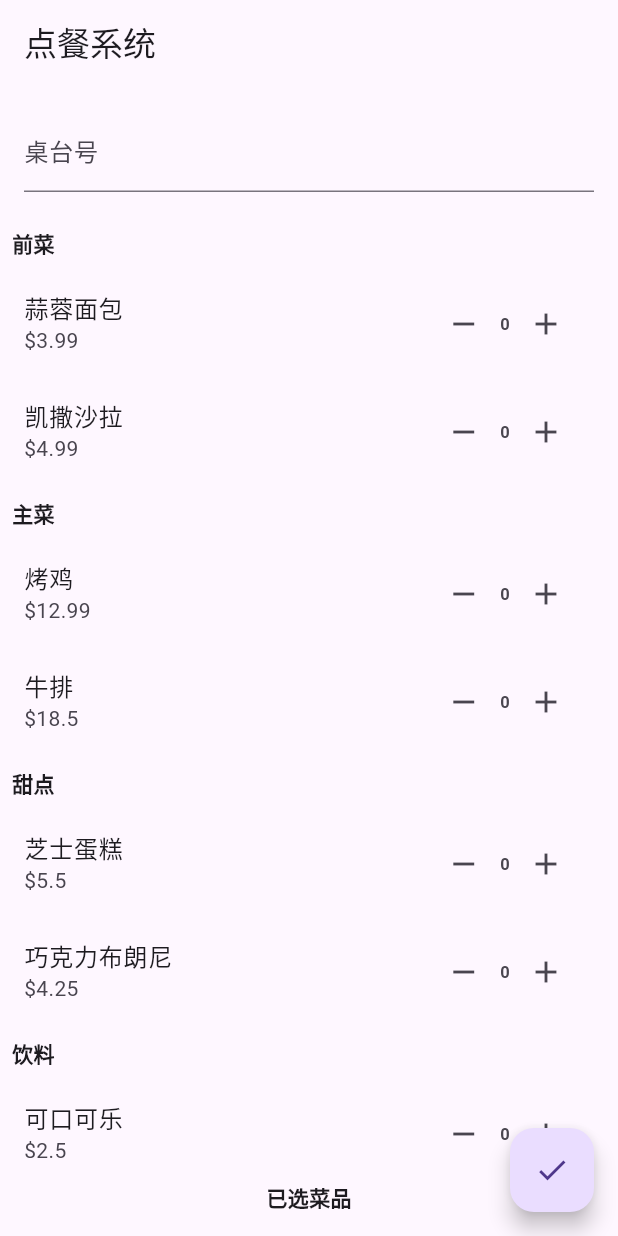
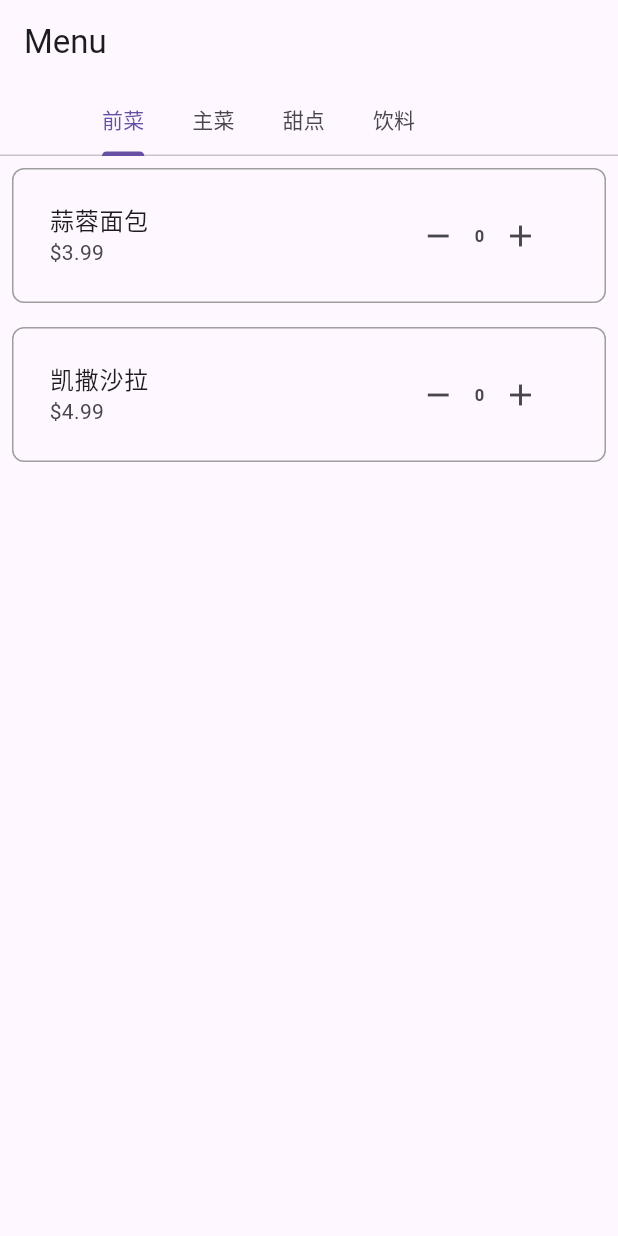
Before and after one commit to fortheearth9/efood, a Flutter app: the screen it shows after launch, on a phone screen of 412 x 824 dp. Run offline on Flutter 3.47's test engine with Material 3 defaults, Android fonts, the phone set to English and light mode, and no system bars; our stand-ins replace font_awesome_flutter.

Commit message:
it use categories show menu in different page, and use button to select them

```diff
--- a/demos/shoppingcart/lib/main.dart
+++ b/demos/shoppingcart/lib/main.dart
@@ -1,6 +1,6 @@
-import 'dart:convert';
 import 'package:flutter/material.dart';
 import 'package:flutter/services.dart' show rootBundle;
+import 'dart:convert';
 
 void main() {
   runApp(MyApp());
@@ -10,7 +10,7 @@ class MyApp extends StatelessWidget {
   @override
   Widget build(BuildContext context) {
     return MaterialApp(
-      title: '点餐系统',
+      title: 'Shopping Cart',
       theme: ThemeData(
         primarySwatch: Colors.blue,
       ),
@@ -31,15 +31,13 @@ class _OrderingPageState extends State<OrderingPage> {
   // 菜单数据
   List<Map<String, dynamic>> menu = [];
 
+  // Set to keep track of selected dishes
+  Set<String> selectedDishes = {};
+
   @override
   void initState() {
     super.initState();
-    print('initState called');
-    loadMenu().then((_) {
-      print('Menu loaded');
-      print('初始化已选菜品及数量: $selectedDishesQuantities');
-      print('初始化菜单数据: $menu');
-    });
+    loadMenu();
   }
 
   Future<void> loadMenu() async {
@@ -49,85 +47,74 @@ class _OrderingPageState extends State<OrderingPage> {
       setState(() {
         menu = List<Map<String, dynamic>>.from(data);
       });
-      print('Menu data set');
     } catch (e) {
       print('Error loading menu: $e');
     }
   }
 
-  void _updateQuantity(String dishName, int change) {
+  void _toggleSelection(String dishName) {
     setState(() {
-      if (selectedDishesQuantities.containsKey(dishName)) {
-        selectedDishesQuantities[dishName] =
-            (selectedDishesQuantities[dishName]! + change)
-                .clamp(0, double.infinity)
-                .toInt();
+      if (selectedDishes.contains(dishName)) {
+        selectedDishes.remove(dishName);
       } else {
-        selectedDishesQuantities[dishName] = 1; // 初始化数量为1
-      }
-      if (selectedDishesQuantities[dishName]! <= 0) {
-        selectedDishesQuantities.remove(dishName);
+        selectedDishes.add(dishName);
       }
     });
   }
 
-  void _increment(String dishName) => _updateQuantity(dishName, 1);
+  void _increment(String dishName) {
+    setState(() {
+      selectedDishesQuantities[dishName] =
+          (selectedDishesQuantities[dishName] ?? 0) + 1;
+    });
+  }
 
   void _decrement(String dishName) {
+    setState(() {
       if (selectedDishesQuantities[dishName] != null &&
-        selectedDishesQuantities[dishName]! > 1) {
-      _updateQuantity(dishName, -1);
+          selectedDishesQuantities[dishName]! > 0) {
+        selectedDishesQuantities[dishName] =
+            selectedDishesQuantities[dishName]! - 1;
       }
-  }
-
-  void submitOrder() {
-    // 提交订单逻辑
-    print('提交订单: 已选菜品及数量 - $selectedDishesQuantities');
-    // 这里可以添加更多的订单提交逻辑，比如调用API发送到服务器
+    });
   }
 
   @override
   Widget build(BuildContext context) {
-    return Scaffold(
+    return DefaultTabController(
+      length: menu.length,
+      child: Scaffold(
         appBar: AppBar(
-        title: Text('点餐系统'),
-      ),
-      body: Column(
-        children: <Widget>[
-          // 桌台号输入
-          Padding(
-            padding: const EdgeInsets.all(16.0),
-            child: TextField(
-              decoration: InputDecoration(
-                labelText: '桌台号',
-                hintText: '请输入桌台号',
-              ),
-              onChanged: (value) {
-                // 这里可以处理桌台号的变更逻辑
-              },
+          title: Text('Menu'),
+          bottom: TabBar(
+            isScrollable: true,
+            tabs: menu.map((category) {
+              return Tab(text: category['category']);
+            }).toList(),
           ),
         ),
-          // 菜单列表
-          Expanded(
-            child: ListView.builder(
-              itemCount: menu.length,
+        body: TabBarView(
+          children: menu.map((category) {
+            var dishes = category['dishes'];
+            return ListView.builder(
+              itemCount: dishes.length,
               itemBuilder: (context, index) {
-                var category = menu[index]['category'];
-                var dishes = menu[index]['dishes'];
-
-                return Column(
-                  crossAxisAlignment: CrossAxisAlignment.start,
-                  children: <Widget>[
-                    Padding(
-                      padding: const EdgeInsets.all(8.0),
-                      child: Text(
-                        category,
-                        style: TextStyle(fontWeight: FontWeight.bold),
+                var dish = dishes[index];
+                var dishName = dish['name'];
+                var isSelected = selectedDishes.contains(dishName);
+                return GestureDetector(
+                  onTap: () => _toggleSelection(dishName),
+                  child: Container(
+                    margin: EdgeInsets.all(8.0),
+                    padding: EdgeInsets.all(8.0),
+                    decoration: BoxDecoration(
+                      color: isSelected
+                          ? Colors.blue.withOpacity(0.2)
+                          : Colors.transparent,
+                      border: Border.all(color: Colors.grey),
+                      borderRadius: BorderRadius.circular(8.0),
                     ),
-                    ),
-                    ...dishes.map((dish) {
-                      var dishName = dish['name'];
-                      return ListTile(
+                    child: ListTile(
                       title: Text(dishName),
                       subtitle: Text('\$${dish['price']}'),
                       trailing: Row(
@@ -148,37 +135,13 @@ class _OrderingPageState extends State<OrderingPage> {
                           ),
                         ],
                       ),
+                    ),
+                  ),
+                );
+              },
             );
           }).toList(),
-                  ],
-                );
-              },
         ),
-          ),
-          // 已选菜品列表
-          Padding(
-            padding: const EdgeInsets.all(16.0),
-            child: Column(
-              crossAxisAlignment: CrossAxisAlignment.start,
-              children: <Widget>[
-                Text(
-                  '已选菜品',
-                  style: TextStyle(fontWeight: FontWeight.bold),
-                ),
-                for (var entry in selectedDishesQuantities.entries)
-                  Padding(
-                    padding: const EdgeInsets.only(top: 8.0),
-                    child: Text('${entry.key} x ${entry.value}'),
-                  ),
-              ],
-            ),
-          ),
-        ],
-      ),
-      floatingActionButton: FloatingActionButton(
-        onPressed: submitOrder,
-        tooltip: '提交订单',
-        child: Icon(Icons.check),
       ),
     );
   }
```
Lines whose indentation alone changed are shown as unchanged.
